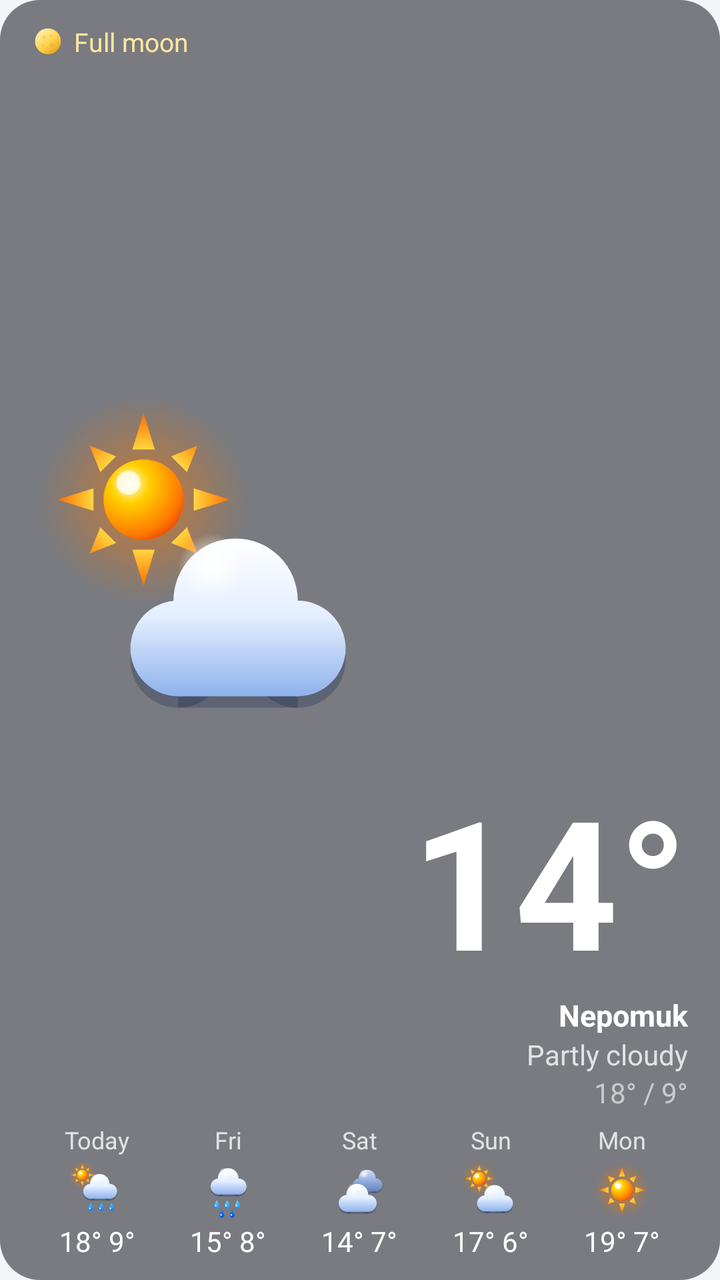
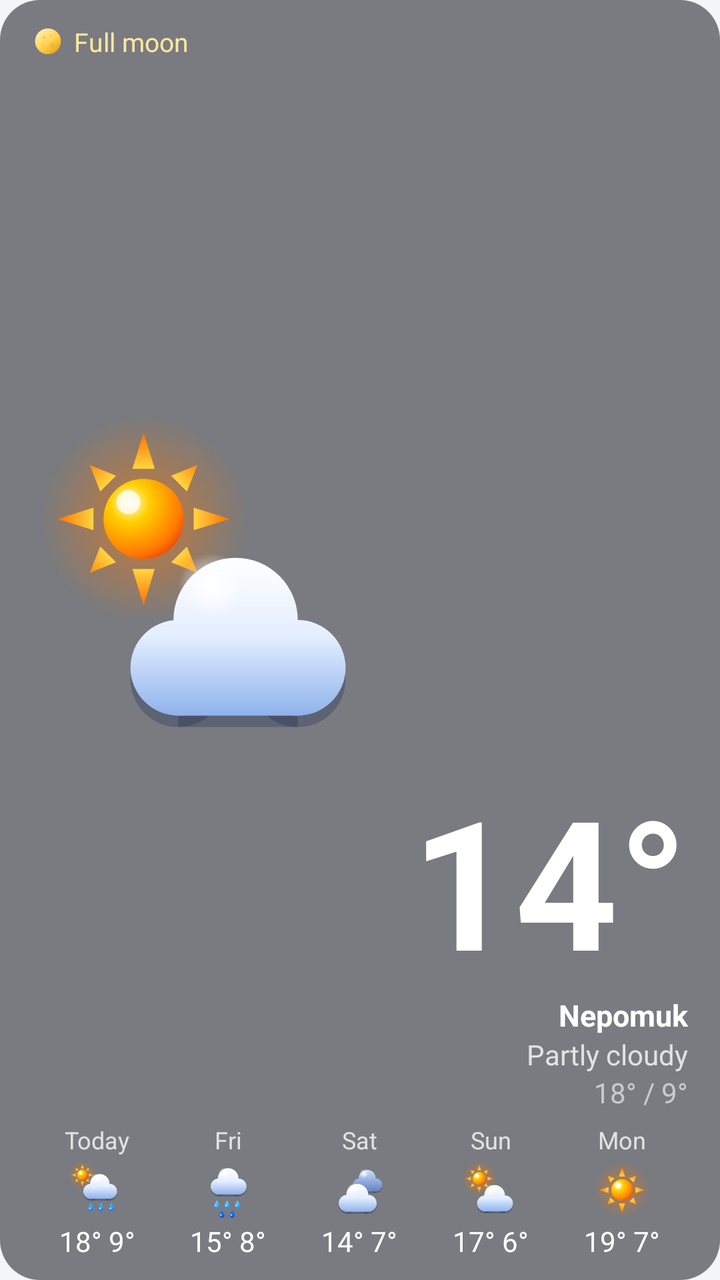

Screens rendered from an Android XML layout before and after an edit, with the pre-edit source and the edit as a unified diff.
<!-- AndroidManifest.xml: application theme AppTheme -->
<!-- res/layout/widget_weather_icon_preview.xml -->
<?xml version="1.0" encoding="utf-8"?>
<LinearLayout xmlns:android="http://schemas.android.com/apk/res/android"
    android:tag="widget_root"
    android:layout_width="match_parent"
    android:layout_height="match_parent"
    android:background="@drawable/widget_bg"
    android:orientation="vertical"
    android:paddingStart="16dp"
    android:paddingTop="12dp"
    android:paddingEnd="16dp"
    android:paddingBottom="10dp">

    
    <LinearLayout
        android:layout_width="match_parent"
        android:layout_height="0dp"
        android:layout_weight="1"
        android:minHeight="64dp"
        android:orientation="horizontal">

        <FrameLayout
            android:layout_width="wrap_content"
            android:layout_height="match_parent">
            <ImageView
                android:tag="current_icon"
                android:layout_width="wrap_content"
                android:layout_height="match_parent"
                android:layout_gravity="center_vertical"
                android:adjustViewBounds="true"
                android:importantForAccessibility="no"
                android:maxWidth="180dp"
                android:maxHeight="180dp"
                android:scaleType="fitCenter"
                android:src="@drawable/wx_partly_day" />

            <LinearLayout
                android:tag="moon_row"
                android:layout_width="wrap_content"
                android:layout_height="wrap_content"
                android:layout_gravity="top|start"
                android:gravity="center_vertical"
                android:orientation="horizontal">
                <ImageView
                    android:tag="moon_icon"
                    android:layout_width="16dp"
                    android:layout_height="16dp"
                    android:importantForAccessibility="no"
                    android:src="@drawable/moon_08" />
                <TextView
                    android:tag="moon_text"
                    android:layout_width="wrap_content"
                    android:layout_height="wrap_content"
                    android:layout_marginStart="5dp"
                    android:maxLines="1"
                    android:text="Full moon"
                    android:textColor="#FFE7A0"
                    android:textSize="13sp" />
            </LinearLayout>
        </FrameLayout>

        
        <LinearLayout
            android:layout_width="0dp"
            android:layout_height="match_parent"
            android:layout_marginStart="8dp"
            android:layout_weight="1"
            android:gravity="end|center_vertical"
            android:orientation="vertical">

        <TextView
            android:tag="current_temp"
            android:layout_width="match_parent"
            android:layout_height="0dp"
            android:layout_weight="1"
            android:autoSizeMaxTextSize="120sp"
            android:autoSizeMinTextSize="32sp"
            android:autoSizeStepGranularity="2sp"
            android:autoSizeTextType="uniform"
            android:fontFamily="sans-serif"
            android:gravity="end|bottom"
            android:includeFontPadding="false"
            android:maxLines="1"
            android:text="14°"
            android:textColor="@color/widget_text"
            android:textStyle="bold" />

            <TextView
                android:tag="place"
                android:layout_width="wrap_content"
                android:layout_height="wrap_content"
                android:layout_gravity="end"
                android:ellipsize="end"
                android:maxWidth="150dp"
                android:maxLines="1"
                android:text="Nepomuk"
                android:textColor="@color/widget_text"
                android:textSize="15sp"
                android:textStyle="bold" />

            <TextView
                android:tag="description"
                android:layout_width="wrap_content"
                android:layout_height="wrap_content"
                android:layout_gravity="end"
                android:ellipsize="end"
                android:maxWidth="150dp"
                android:maxLines="1"
                android:text="Partly cloudy"
                android:textColor="@color/widget_text_dim"
                android:textSize="14sp" />

            <TextView
                android:tag="details"
                android:layout_width="wrap_content"
                android:layout_height="wrap_content"
                android:layout_gravity="end"
                android:maxLines="1"
                android:text="18° / 9°"
                android:textColor="@color/widget_text_faint"
                android:textSize="14sp" />
        </LinearLayout>
    </LinearLayout>

    <LinearLayout
        android:layout_width="match_parent"
        android:layout_height="wrap_content"
        android:layout_marginTop="6dp"
        android:orientation="horizontal">
        <LinearLayout android:layout_width="0dp" android:layout_height="wrap_content" android:layout_weight="1"
            android:gravity="center_horizontal" android:orientation="vertical">
            <TextView style="@style/WidgetSmall" android:layout_width="wrap_content" android:layout_height="wrap_content" android:text="Today" />
            <ImageView android:layout_width="30dp" android:layout_height="30dp" android:layout_marginTop="2dp"
                android:layout_marginBottom="1dp" android:importantForAccessibility="no" android:src="@drawable/wx_showers_day" />
            <TextView style="@style/WidgetValue" android:layout_width="wrap_content" android:layout_height="wrap_content" android:text="18° 9°" />
        </LinearLayout>
        <LinearLayout android:layout_width="0dp" android:layout_height="wrap_content" android:layout_weight="1"
            android:gravity="center_horizontal" android:orientation="vertical">
            <TextView style="@style/WidgetSmall" android:layout_width="wrap_content" android:layout_height="wrap_content" android:text="Fri" />
            <ImageView android:layout_width="30dp" android:layout_height="30dp" android:layout_marginTop="2dp"
                android:layout_marginBottom="1dp" android:importantForAccessibility="no" android:src="@drawable/wx_rain" />
            <TextView style="@style/WidgetValue" android:layout_width="wrap_content" android:layout_height="wrap_content" android:text="15° 8°" />
        </LinearLayout>
        <LinearLayout android:layout_width="0dp" android:layout_height="wrap_content" android:layout_weight="1"
            android:gravity="center_horizontal" android:orientation="vertical">
            <TextView style="@style/WidgetSmall" android:layout_width="wrap_content" android:layout_height="wrap_content" android:text="Sat" />
            <ImageView android:layout_width="30dp" android:layout_height="30dp" android:layout_marginTop="2dp"
                android:layout_marginBottom="1dp" android:importantForAccessibility="no" android:src="@drawable/wx_overcast" />
            <TextView style="@style/WidgetValue" android:layout_width="wrap_content" android:layout_height="wrap_content" android:text="14° 7°" />
        </LinearLayout>
        <LinearLayout android:layout_width="0dp" android:layout_height="wrap_content" android:layout_weight="1"
            android:gravity="center_horizontal" android:orientation="vertical">
            <TextView style="@style/WidgetSmall" android:layout_width="wrap_content" android:layout_height="wrap_content" android:text="Sun" />
            <ImageView android:layout_width="30dp" android:layout_height="30dp" android:layout_marginTop="2dp"
                android:layout_marginBottom="1dp" android:importantForAccessibility="no" android:src="@drawable/wx_partly_day" />
            <TextView style="@style/WidgetValue" android:layout_width="wrap_content" android:layout_height="wrap_content" android:text="17° 6°" />
        </LinearLayout>
        <LinearLayout android:layout_width="0dp" android:layout_height="wrap_content" android:layout_weight="1"
            android:gravity="center_horizontal" android:orientation="vertical">
            <TextView style="@style/WidgetSmall" android:layout_width="wrap_content" android:layout_height="wrap_content" android:text="Mon" />
            <ImageView android:layout_width="30dp" android:layout_height="30dp" android:layout_marginTop="2dp"
                android:layout_marginBottom="1dp" android:importantForAccessibility="no" android:src="@drawable/wx_clear_day" />
            <TextView style="@style/WidgetValue" android:layout_width="wrap_content" android:layout_height="wrap_content" android:text="19° 7°" />
        </LinearLayout>
    </LinearLayout>
</LinearLayout>
<!-- resources referenced by this layout -->
<resources>
  <color name="widget_text">#FFFFFFFF</color>
  <color name="widget_text_dim">#C8FFFFFF</color>
  <color name="widget_text_faint">#99FFFFFF</color>
  <!-- drawable moon_08 (drawable) -->
  <?xml version="1.0" encoding="utf-8"?>
  <vector xmlns:android="http://schemas.android.com/apk/res/android"
      xmlns:aapt="http://schemas.android.com/aapt"
      android:width="64dp" android:height="64dp"
      android:viewportWidth="64" android:viewportHeight="64">
      <path android:fillColor="#3A4466" android:fillAlpha="0.9" android:pathData="M6,32 a26,26 0 1,0 52,0 a26,26 0 1,0 -52,0 Z" />
      <path android:pathData="M32,6 A26,26 0 0,1 32,58 A26.00,26 0 0,1 32,6 Z">
          <aapt:attr name="android:fillColor">
              <gradient android:type="linear" android:startX="12" android:startY="8" android:endX="52" android:endY="58">
                  <item android:offset="0" android:color="#FFFFF3B8" />
                  <item android:offset="0.55" android:color="#FFFFD04A" />
                  <item android:offset="1" android:color="#FFE09A12" />
              </gradient>
          </aapt:attr>
      </path>
      <path android:fillColor="#B8862A" android:fillAlpha="0.18" android:pathData="M20.6,24 a3.4,3.4 0 1,0 6.8,0 a3.4,3.4 0 1,0 -6.8,0 Z" />
      <path android:fillColor="#B8862A" android:fillAlpha="0.15" android:pathData="M35.5,40 a4.5,4.5 0 1,0 9,0 a4.5,4.5 0 1,0 -9,0 Z" />
      <path android:fillColor="#B8862A" android:fillAlpha="0.15" android:pathData="M35.7,21 a2.3,2.3 0 1,0 4.6,0 a2.3,2.3 0 1,0 -4.6,0 Z" />
      <path android:fillColor="#B8862A" android:fillAlpha="0.14" android:pathData="M19.4,40 a2.6,2.6 0 1,0 5.2,0 a2.6,2.6 0 1,0 -5.2,0 Z" />
  </vector>
  <!-- drawable widget_bg (drawable) -->
  <?xml version="1.0" encoding="utf-8"?>
  <shape xmlns:android="http://schemas.android.com/apk/res/android" android:shape="rectangle">
      <solid android:color="#8C141820" />
      <corners android:radius="20dp" />
  </shape>
  <!-- drawable wx_clear_day: vector/xml drawable (drawable, 2252 chars, omitted) -->
  <!-- drawable wx_overcast: vector/xml drawable (drawable, 7029 chars, omitted) -->
  <!-- drawable wx_partly_day: vector/xml drawable (drawable, 5860 chars, omitted) -->
  <!-- drawable wx_rain: vector/xml drawable (drawable, 6989 chars, omitted) -->
  <!-- drawable wx_showers_day: vector/xml drawable (drawable, 7850 chars, omitted) -->
  <style name="WidgetSmall">
          <item name="android:textColor">@color/widget_text_dim</item>
          <item name="android:textSize">12sp</item>
          <item name="android:maxLines">1</item>
      </style>
  <style name="WidgetValue">
          <item name="android:textColor">@color/widget_text</item>
          <item name="android:textSize">14sp</item>
          <item name="android:maxLines">1</item>
      </style>
  <style name="AppTheme" parent="android:Theme.Material.Light.NoActionBar">
          <item name="android:colorAccent">#3D6FB6</item>
          <item name="android:windowBackground">@color/settings_bg</item>
      </style>
  <color name="settings_bg">#F4F5F8</color>
</resources>

<!-- the commit's change to res/layout/widget_weather_icon_preview.xml (unified diff, before → after) -->
@@ -18,26 +18,16 @@
         android:minHeight="64dp"
         android:orientation="horizontal">
 
-        <FrameLayout
+        <LinearLayout
             android:layout_width="wrap_content"
-            android:layout_height="match_parent">
-            <ImageView
-                android:tag="current_icon"
-                android:layout_width="wrap_content"
-                android:layout_height="match_parent"
-                android:layout_gravity="center_vertical"
-                android:adjustViewBounds="true"
-                android:importantForAccessibility="no"
-                android:maxWidth="180dp"
-                android:maxHeight="180dp"
-                android:scaleType="fitCenter"
-                android:src="@drawable/wx_partly_day" />
+            android:layout_height="match_parent"
+            android:orientation="vertical">
 
             <LinearLayout
                 android:tag="moon_row"
                 android:layout_width="wrap_content"
                 android:layout_height="wrap_content"
-                android:layout_gravity="top|start"
+                android:layout_marginBottom="2dp"
                 android:gravity="center_vertical"
                 android:orientation="horizontal">
                 <ImageView
@@ -56,7 +46,19 @@
                     android:textColor="#FFE7A0"
                     android:textSize="13sp" />
             </LinearLayout>
-        </FrameLayout>
+            <ImageView
+                android:tag="current_icon"
+                android:layout_width="wrap_content"
+                android:layout_height="0dp"
+                android:layout_gravity="center_horizontal"
+                android:layout_weight="1"
+                android:adjustViewBounds="true"
+                android:importantForAccessibility="no"
+                android:maxWidth="180dp"
+                android:maxHeight="180dp"
+                android:scaleType="fitCenter"
+                android:src="@drawable/wx_partly_day" />
+        </LinearLayout>
 
         
         <LinearLayout
